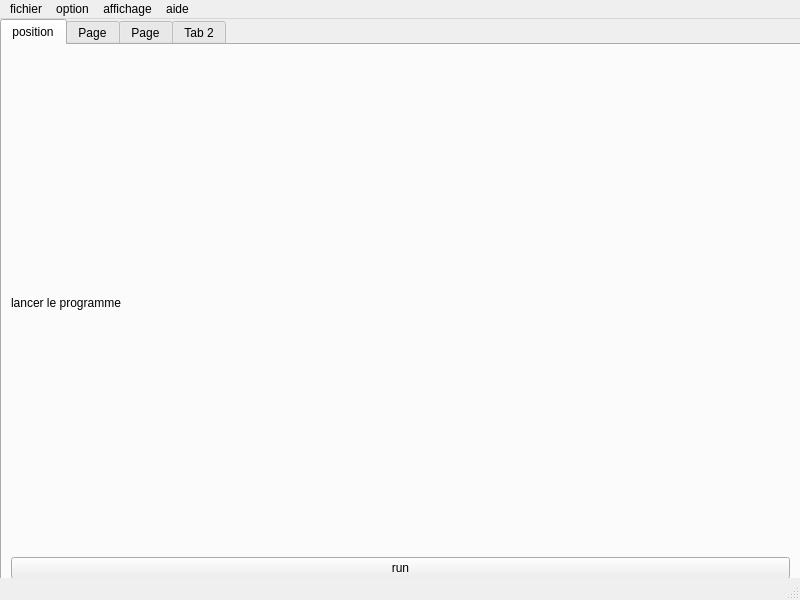
Before: the Qt Designer form interface.ui in MascarPun/Logiciel_projet_long_commande_collaborative, drawn with Qt 5.
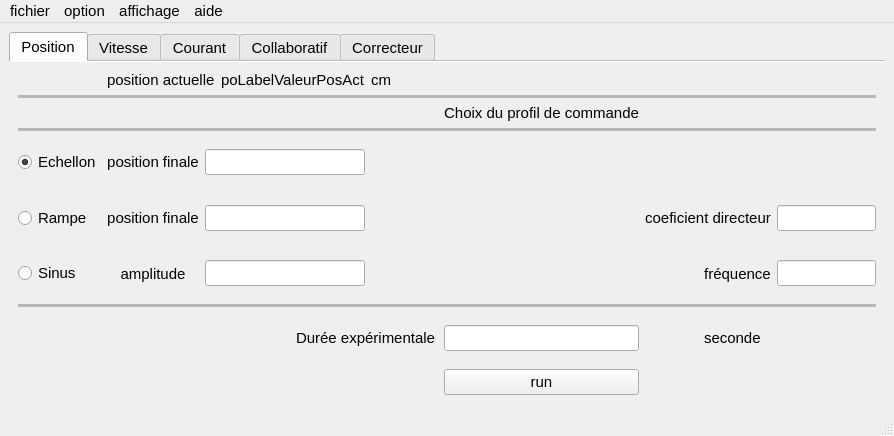
After: the same form once the commit is applied.

Commit message: developpement de l'interface

What changed in the file:
```diff
--- a/interface.ui
+++ b/interface.ui
@@ -6,71 +6,395 @@
    <rect>
     <x>0</x>
     <y>0</y>
-    <width>800</width>
-    <height>600</height>
+    <width>894</width>
+    <height>436</height>
    </rect>
   </property>
+  <property name="font">
+   <font>
+    <pointsize>11</pointsize>
+   </font>
+  </property>
   <property name="windowTitle">
    <string>MainWindow</string>
   </property>
+  <property name="autoFillBackground">
+   <bool>true</bool>
+  </property>
   <widget class="QWidget" name="centralwidget">
-   <widget class="QTabWidget" name="tabWidget">
-    <property name="geometry">
-     <rect>
-      <x>0</x>
-      <y>0</y>
-      <width>801</width>
-      <height>571</height>
-     </rect>
-    </property>
-    <property name="currentIndex">
-     <number>0</number>
-    </property>
-    <widget class="QWidget" name="positionTab">
-     <attribute name="title">
-      <string>position</string>
-     </attribute>
-     <layout class="QGridLayout" name="gridLayout_2">
-      <item row="1" column="0">
-       <widget class="QPushButton" name="runPos">
-        <property name="text">
-         <string>run</string>
-        </property>
-       </widget>
-      </item>
-      <item row="0" column="0">
-       <widget class="QLabel" name="label">
-        <property name="text">
-         <string>lancer le programme</string>
-        </property>
-       </widget>
-      </item>
-     </layout>
-    </widget>
-    <widget class="QWidget" name="vitesseTab">
-     <attribute name="title">
-      <string>Page</string>
-     </attribute>
-    </widget>
-    <widget class="QWidget" name="courantTab">
-     <attribute name="title">
-      <string>Page</string>
-     </attribute>
-    </widget>
-    <widget class="QWidget" name="collaboTab">
-     <attribute name="title">
-      <string>Tab 2</string>
-     </attribute>
-    </widget>
-   </widget>
+   <layout class="QGridLayout" name="gridLayout_2">
+    <item row="0" column="0">
+     <widget class="QTabWidget" name="tabs">
+      <property name="font">
+       <font>
+        <pointsize>11</pointsize>
+       </font>
+      </property>
+      <property name="autoFillBackground">
+       <bool>true</bool>
+      </property>
+      <property name="currentIndex">
+       <number>0</number>
+      </property>
+      <property name="elideMode">
+       <enum>Qt::ElideNone</enum>
+      </property>
+      <property name="documentMode">
+       <bool>true</bool>
+      </property>
+      <property name="tabsClosable">
+       <bool>false</bool>
+      </property>
+      <property name="movable">
+       <bool>false</bool>
+      </property>
+      <property name="tabBarAutoHide">
+       <bool>false</bool>
+      </property>
+      <widget class="QWidget" name="positionTab">
+       <property name="autoFillBackground">
+        <bool>true</bool>
+       </property>
+       <attribute name="title">
+        <string>Position</string>
+       </attribute>
+       <layout class="QGridLayout" name="gridLayout">
+        <item row="4" column="2">
+         <widget class="QLabel" name="label_4">
+          <property name="font">
+           <font>
+            <pointsize>11</pointsize>
+           </font>
+          </property>
+          <property name="text">
+           <string>position finale</string>
+          </property>
+          <property name="alignment">
+           <set>Qt::AlignCenter</set>
+          </property>
+         </widget>
+        </item>
+        <item row="6" column="3" colspan="3">
+         <widget class="QLineEdit" name="lineEdit_3">
+          <property name="text">
+           <string/>
+          </property>
+         </widget>
+        </item>
+        <item row="4" column="3" colspan="3">
+         <widget class="QLineEdit" name="lineEdit">
+          <property name="text">
+           <string/>
+          </property>
+         </widget>
+        </item>
+        <item row="6" column="0" colspan="2">
+         <widget class="QRadioButton" name="radioButton_3">
+          <property name="text">
+           <string>Sinus</string>
+          </property>
+          <attribute name="buttonGroup">
+           <string notr="true">buttonGroupPos</string>
+          </attribute>
+         </widget>
+        </item>
+        <item row="5" column="0" colspan="2">
+         <widget class="QRadioButton" name="radioButton_2">
+          <property name="text">
+           <string>Rampe</string>
+          </property>
+          <attribute name="buttonGroup">
+           <string notr="true">buttonGroupPos</string>
+          </attribute>
+         </widget>
+        </item>
+        <item row="4" column="0" colspan="2">
+         <widget class="QRadioButton" name="radioButton">
+          <property name="text">
+           <string>Echellon</string>
+          </property>
+          <property name="checked">
+           <bool>true</bool>
+          </property>
+          <attribute name="buttonGroup">
+           <string notr="true">buttonGroupPos</string>
+          </attribute>
+         </widget>
+        </item>
+        <item row="8" column="5" colspan="2">
+         <widget class="QLabel" name="label_13">
+          <property name="text">
+           <string>Durée expérimentale</string>
+          </property>
+         </widget>
+        </item>
+        <item row="7" column="0" colspan="11">
+         <widget class="Line" name="line_3">
+          <property name="autoFillBackground">
+           <bool>true</bool>
+          </property>
+          <property name="frameShadow">
+           <enum>QFrame::Sunken</enum>
+          </property>
+          <property name="lineWidth">
+           <number>0</number>
+          </property>
+          <property name="midLineWidth">
+           <number>3</number>
+          </property>
+          <property name="orientation">
+           <enum>Qt::Horizontal</enum>
+          </property>
+         </widget>
+        </item>
+        <item row="6" column="9">
+         <widget class="QLabel" name="label_7">
+          <property name="text">
+           <string>fréquence</string>
+          </property>
+          <property name="alignment">
+           <set>Qt::AlignCenter</set>
+          </property>
+         </widget>
+        </item>
+        <item row="6" column="10">
+         <widget class="QLineEdit" name="lineEdit_4">
+          <property name="text">
+           <string/>
+          </property>
+         </widget>
+        </item>
+        <item row="5" column="8" colspan="2">
+         <widget class="QLabel" name="label_8">
+          <property name="text">
+           <string>coeficient directeur</string>
+          </property>
+          <property name="alignment">
+           <set>Qt::AlignCenter</set>
+          </property>
+         </widget>
+        </item>
+        <item row="8" column="9">
+         <widget class="QLabel" name="label_14">
+          <property name="text">
+           <string>seconde</string>
+          </property>
+         </widget>
+        </item>
+        <item row="5" column="2">
+         <widget class="QLabel" name="label_5">
+          <property name="text">
+           <string>position finale</string>
+          </property>
+          <property name="alignment">
+           <set>Qt::AlignCenter</set>
+          </property>
+         </widget>
+        </item>
+        <item row="6" column="2">
+         <widget class="QLabel" name="label_6">
+          <property name="text">
+           <string>amplitude</string>
+          </property>
+          <property name="alignment">
+           <set>Qt::AlignCenter</set>
+          </property>
+         </widget>
+        </item>
+        <item row="8" column="7">
+         <widget class="QLineEdit" name="lineEdit_9">
+          <property name="text">
+           <string/>
+          </property>
+         </widget>
+        </item>
+        <item row="5" column="10">
+         <widget class="QLineEdit" name="lineEdit_5">
+          <property name="text">
+           <string/>
+          </property>
+         </widget>
+        </item>
+        <item row="5" column="3" colspan="3">
+         <widget class="QLineEdit" name="lineEdit_2">
+          <property name="text">
+           <string/>
+          </property>
+         </widget>
+        </item>
+        <item row="9" column="7">
+         <widget class="QPushButton" name="runPos">
+          <property name="text">
+           <string>run</string>
+          </property>
+         </widget>
+        </item>
+        <item row="0" column="2" colspan="2">
+         <widget class="QLabel" name="label">
+          <property name="text">
+           <string>position actuelle</string>
+          </property>
+         </widget>
+        </item>
+        <item row="2" column="7">
+         <widget class="QLabel" name="label_2">
+          <property name="text">
+           <string>Choix du profil de commande</string>
+          </property>
+          <property name="alignment">
+           <set>Qt::AlignCenter</set>
+          </property>
+         </widget>
+        </item>
+        <item row="3" column="0" colspan="11">
+         <widget class="Line" name="line_2">
+          <property name="autoFillBackground">
+           <bool>true</bool>
+          </property>
+          <property name="frameShadow">
+           <enum>QFrame::Sunken</enum>
+          </property>
+          <property name="lineWidth">
+           <number>0</number>
+          </property>
+          <property name="midLineWidth">
+           <number>3</number>
+          </property>
+          <property name="orientation">
+           <enum>Qt::Horizontal</enum>
+          </property>
+         </widget>
+        </item>
+        <item row="0" column="6">
+         <widget class="QLabel" name="label_3">
+          <property name="text">
+           <string>cm</string>
+          </property>
+         </widget>
+        </item>
+        <item row="0" column="4" colspan="2">
+         <widget class="QLabel" name="poLabelValeurPosAct">
+          <property name="text">
+           <string>poLabelValeurPosAct</string>
+          </property>
+         </widget>
+        </item>
+        <item row="1" column="0" colspan="11">
+         <widget class="Line" name="line">
+          <property name="autoFillBackground">
+           <bool>true</bool>
+          </property>
+          <property name="frameShadow">
+           <enum>QFrame::Sunken</enum>
+          </property>
+          <property name="lineWidth">
+           <number>0</number>
+          </property>
+          <property name="midLineWidth">
+           <number>3</number>
+          </property>
+          <property name="orientation">
+           <enum>Qt::Horizontal</enum>
+          </property>
+         </widget>
+        </item>
+        <item row="4" column="7">
+         <spacer name="verticalSpacer">
+          <property name="orientation">
+           <enum>Qt::Vertical</enum>
+          </property>
+          <property name="sizeHint" stdset="0">
+           <size>
+            <width>20</width>
+            <height>40</height>
+           </size>
+          </property>
+         </spacer>
+        </item>
+        <item row="5" column="7">
+         <spacer name="verticalSpacer_2">
+          <property name="orientation">
+           <enum>Qt::Vertical</enum>
+          </property>
+          <property name="sizeHint" stdset="0">
+           <size>
+            <width>20</width>
+            <height>40</height>
+           </size>
+          </property>
+         </spacer>
+        </item>
+        <item row="6" column="7">
+         <spacer name="verticalSpacer_3">
+          <property name="orientation">
+           <enum>Qt::Vertical</enum>
+          </property>
+          <property name="sizeHint" stdset="0">
+           <size>
+            <width>20</width>
+            <height>40</height>
+           </size>
+          </property>
+         </spacer>
+        </item>
+        <item row="8" column="10">
+         <spacer name="verticalSpacer_4">
+          <property name="orientation">
+           <enum>Qt::Vertical</enum>
+          </property>
+          <property name="sizeType">
+           <enum>QSizePolicy::Expanding</enum>
+          </property>
+          <property name="sizeHint" stdset="0">
+           <size>
+            <width>20</width>
+            <height>40</height>
+           </size>
+          </property>
+         </spacer>
+        </item>
+       </layout>
+      </widget>
+      <widget class="QWidget" name="vitesseTab">
+       <property name="autoFillBackground">
+        <bool>true</bool>
+       </property>
+       <attribute name="title">
+        <string>Vitesse</string>
+       </attribute>
+      </widget>
+      <widget class="QWidget" name="courantTab">
+       <property name="autoFillBackground">
+        <bool>true</bool>
+       </property>
+       <attribute name="title">
+        <string>Courant</string>
+       </attribute>
+      </widget>
+      <widget class="QWidget" name="collaboTab">
+       <property name="autoFillBackground">
+        <bool>true</bool>
+       </property>
+       <attribute name="title">
+        <string>Collaboratif</string>
+       </attribute>
+      </widget>
+      <widget class="QWidget" name="correcteurTab">
+       <attribute name="title">
+        <string>Correcteur</string>
+       </attribute>
+      </widget>
+     </widget>
+    </item>
+   </layout>
   </widget>
   <widget class="QMenuBar" name="menubar">
    <property name="geometry">
     <rect>
      <x>0</x>
      <y>0</y>
-     <width>800</width>
-     <height>21</height>
+     <width>894</width>
+     <height>26</height>
     </rect>
    </property>
    <widget class="QMenu" name="menuFile">
```
Left out of the diff: 3 changed lines with no effect on the pictures.
